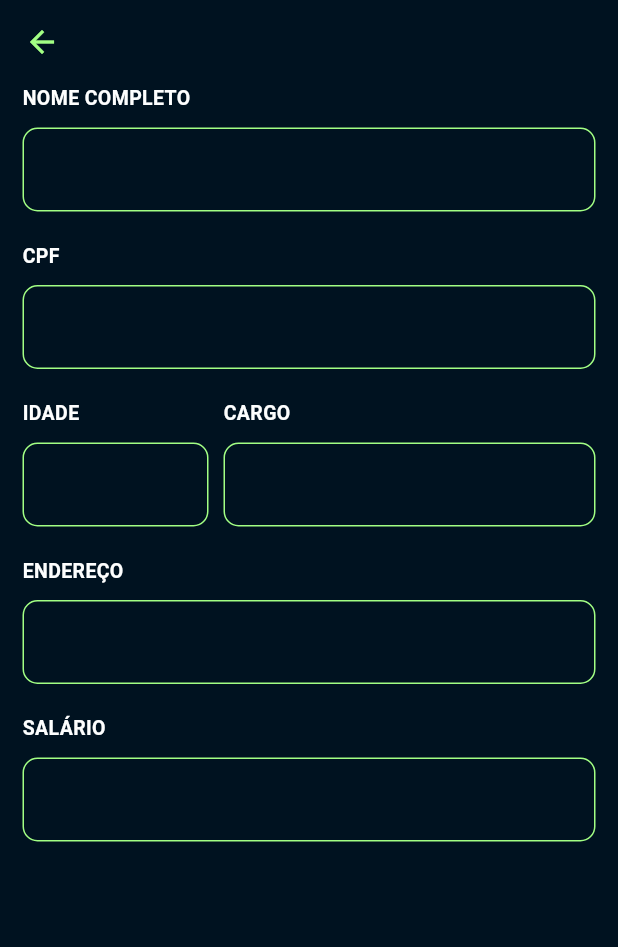
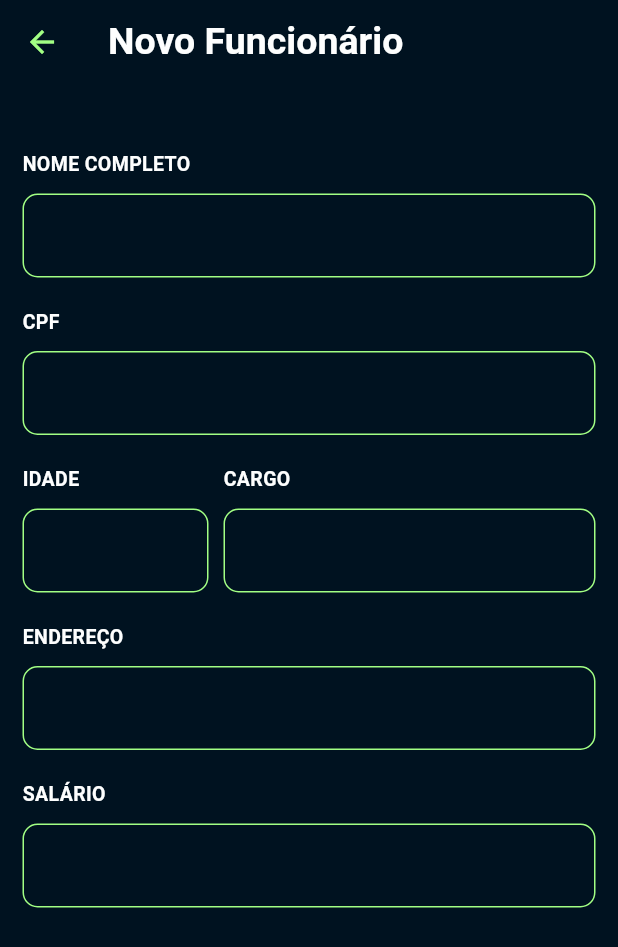
Before and after one commit to TCC-Gym-Admin/TCC-Gym-Admin-Front, a Flutter app: the EmployeesRegister screen opened by its route, on a phone screen of 412 x 824 dp. Shown: the top 947 px of the screen. Run offline on Flutter 3.47's test engine with Material 3 defaults, Android fonts, the phone set to English and light mode, and no system bars; our stand-ins replace dio, equatable, flutter_bloc, flutter_modular.

Commit message:
adjust in form and create controllers

```diff
--- /dev/null
+++ b/lib/core/theme/app_text_style.dart
@@ -0,0 +1,21 @@
+import 'package:flutter/material.dart';
+import 'package:tcc_gym_admin_front/core/theme/app_colors.dart';
+
+class AppTextStyle {
+  static FontWeightBuilder get bold => FontWeightBuilder(FontWeight.bold);
+  static FontWeightBuilder get nomal => FontWeightBuilder(FontWeight.normal);
+}
+
+class FontWeightBuilder {
+  final FontWeight weight;
+  FontWeightBuilder(this.weight);
+
+  TextStyle get small => _style(15);
+  TextStyle get large => _style(25);
+
+  TextStyle _style(double size) => TextStyle(
+    fontWeight: weight,
+    fontSize: size,
+    color: AppColors.primaryTextColor,
+  );
+}
--- /dev/null
+++ b/lib/core/widget/custom_app_bar.dart
@@ -0,0 +1,33 @@
+import 'package:flutter/material.dart';
+import 'package:tcc_gym_admin_front/core/theme/app_text_style.dart';
+
+class CustomAppBar extends StatefulWidget implements PreferredSizeWidget {
+  final bool? isWelcome;
+  final String? title;
+  const CustomAppBar({this.isWelcome = false, super.key, this.title});
+
+  @override
+  State<CustomAppBar> createState() => _CustomAppBarState();
+  @override
+  Size get preferredSize => const Size.fromHeight(100);
+}
+
+class _CustomAppBarState extends State<CustomAppBar> {
+  @override
+  Widget build(BuildContext context) {
+    return AppBar(
+      title: SizedBox(
+        width: double.infinity,
+        child: Column(
+          crossAxisAlignment: .start,
+          children: widget.isWelcome!
+              ? [
+                  Text("Olá,", style: AppTextStyle.bold.small),
+                  Text("ADMIN", style: AppTextStyle.bold.large),
+                ]
+              : [Text(widget.title ?? '', style: AppTextStyle.bold.large)],
+        ),
+      ),
+    );
+  }
+}
--- /dev/null
+++ b/lib/feature/employees/cubit/employees_cubit.dart
@@ -0,0 +1,6 @@
+import 'package:flutter_bloc/flutter_bloc.dart';
+import 'package:tcc_gym_admin_front/feature/employees/cubit/employees_state.dart';
+
+class EmployeesCubit extends Cubit<EmployeesState> {
+  EmployeesCubit() : super(const EmployeesState());
+}
--- /dev/null
+++ b/lib/feature/employees/cubit/employees_state.dart
@@ -0,0 +1,12 @@
+import 'package:equatable/equatable.dart';
+
+class EmployeesState extends Equatable {
+  const EmployeesState();
+
+  EmployeesState copyWith() {
+    return EmployeesState();
+  }
+
+  @override
+  List<Object?> get props => [];
+}
--- a/lib/feature/employees/employees_module.dart
+++ b/lib/feature/employees/employees_module.dart
@@ -1,6 +1,6 @@
 import 'package:flutter_modular/flutter_modular.dart';
+import 'package:tcc_gym_admin_front/feature/employees/cubit/employees_cubit.dart';
 import 'package:tcc_gym_admin_front/feature/employees/pages/employees_register.dart';
-import 'package:tcc_gym_admin_front/feature/home/cubit/home_cubit.dart';
 
 class EmployeesModule extends Module {
   @override
@@ -8,7 +8,7 @@ class EmployeesModule extends Module {
 
   @override
   void binds(Injector i) {
-    i.addLazySingleton<HomeCubit>(HomeCubit.new);
+    i.addLazySingleton<EmployeesCubit>(EmployeesCubit.new);
   }
 
   @override
--- a/lib/feature/employees/pages/employees_register.dart
+++ b/lib/feature/employees/pages/employees_register.dart
@@ -1,4 +1,9 @@
 import 'package:flutter/material.dart';
+import 'package:flutter_bloc/flutter_bloc.dart';
+import 'package:flutter_modular/flutter_modular.dart';
+import 'package:tcc_gym_admin_front/core/widget/custom_app_bar.dart';
+import 'package:tcc_gym_admin_front/feature/employees/cubit/employees_cubit.dart';
+import 'package:tcc_gym_admin_front/feature/employees/cubit/employees_state.dart';
 import 'package:tcc_gym_admin_front/feature/employees/widgets/employees_register_form.dart';
 
 class EmployeesRegister extends StatefulWidget {
@@ -9,8 +14,17 @@ class EmployeesRegister extends StatefulWidget {
 }
 
 class _EmployeesRegisterState extends State<EmployeesRegister> {
+  final cubit = Modular.get<EmployeesCubit>();
   @override
   Widget build(BuildContext context) {
-    return Scaffold(appBar: AppBar(), body: EmployeesRegisterForm());
+    return BlocBuilder<EmployeesCubit, EmployeesState>(
+      bloc: cubit,
+      builder: (context, state) {
+        return Scaffold(
+          appBar: CustomAppBar(title: "Novo Funcionário"),
+          body: EmployeesRegisterForm(),
+        );
+      },
+    );
   }
 }
--- a/lib/feature/employees/widgets/employees_register_form.dart
+++ b/lib/feature/employees/widgets/employees_register_form.dart
@@ -3,9 +3,20 @@ import 'package:tcc_gym_admin_front/core/utils/custom_cpf_formatter.dart';
 import 'package:tcc_gym_admin_front/core/utils/custom_money_formatter.dart';
 import 'package:tcc_gym_admin_front/core/widget/custom_text_field.dart';
 
-class EmployeesRegisterForm extends StatelessWidget {
+class EmployeesRegisterForm extends StatefulWidget {
   const EmployeesRegisterForm({super.key});
 
+  @override
+  State<EmployeesRegisterForm> createState() => _EmployeesRegisterFormState();
+}
+
+class _EmployeesRegisterFormState extends State<EmployeesRegisterForm> {
+  final TextEditingController fullname = TextEditingController();
+  final TextEditingController document = TextEditingController();
+  final TextEditingController age = TextEditingController();
+  final TextEditingController role = TextEditingController();
+  final TextEditingController address = TextEditingController();
+  final TextEditingController salary = TextEditingController();
   @override
   Widget build(BuildContext context) {
     return SingleChildScrollView(
@@ -13,10 +24,11 @@ class EmployeesRegisterForm extends StatelessWidget {
         padding: const EdgeInsets.symmetric(horizontal: 15.0),
         child: Column(
           children: [
-            CustomTextField(label: "Nome Completo"),
+            CustomTextField(controller: fullname, label: "Nome Completo"),
             SizedBox(height: 20),
             CustomTextField(
               label: "Cpf",
+              controller: document,
               keyboardType: TextInputType.number,
               inputFormatters: [CpfInputFormatter()],
             ),
@@ -27,19 +39,24 @@ class EmployeesRegisterForm extends StatelessWidget {
                 children: [
                   Expanded(
                     child: CustomTextField(
+                      controller: age,
                       label: "Idade",
                       keyboardType: TextInputType.number,
                     ),
                   ),
                   SizedBox(width: 10),
-                  Expanded(flex: 2, child: CustomTextField(label: "Cargo")),
+                  Expanded(
+                    flex: 2,
+                    child: CustomTextField(controller: role, label: "Cargo"),
+                  ),
                 ],
               ),
             ),
             SizedBox(height: 20),
-            CustomTextField(label: "Endereço"),
+            CustomTextField(controller: address, label: "Endereço"),
             SizedBox(height: 20),
             CustomTextField(
+              controller: salary,
               label: "Salário",
               keyboardType: TextInputType.number,
               inputFormatters: [CustomMoneyFormatter()],
--- a/lib/feature/home/page/home_page.dart
+++ b/lib/feature/home/page/home_page.dart
@@ -2,6 +2,7 @@ import 'package:flutter/material.dart';
 import 'package:flutter_bloc/flutter_bloc.dart';
 import 'package:flutter_modular/flutter_modular.dart';
 import 'package:tcc_gym_admin_front/core/theme/app_colors.dart';
+import 'package:tcc_gym_admin_front/core/widget/custom_app_bar.dart';
 import 'package:tcc_gym_admin_front/feature/home/cubit/home_cubit.dart';
 import 'package:tcc_gym_admin_front/feature/home/cubit/home_state.dart';
 import 'package:tcc_gym_admin_front/feature/home/page/employees_page.dart';
@@ -27,7 +28,7 @@ class _HomePageState extends State<HomePage> {
       builder: (context, state) {
         return Scaffold(
           extendBody: true,
-          appBar: AppBar(title: Text("")),
+          appBar: CustomAppBar(isWelcome: true),
           body: _pages[state.selectedIndex],
           bottomNavigationBar: HomeNavBar(selectedIndex: state.selectedIndex),
           floatingActionButton: state.selectedIndex == 0
```
Also changed, not shown: lib/feature/employees/models/employees_model.dart (added, +63 -0 lines).
